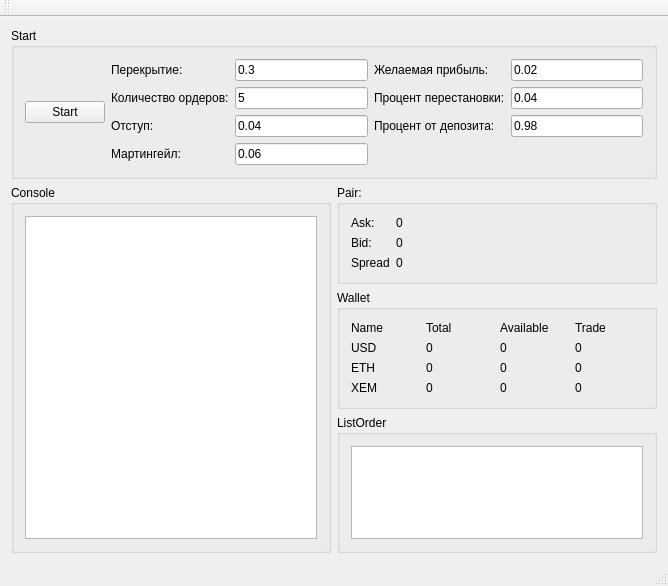
First picture: the form in mainwindow.ui, repository chiterelk/BotLivecoin, before the edit.
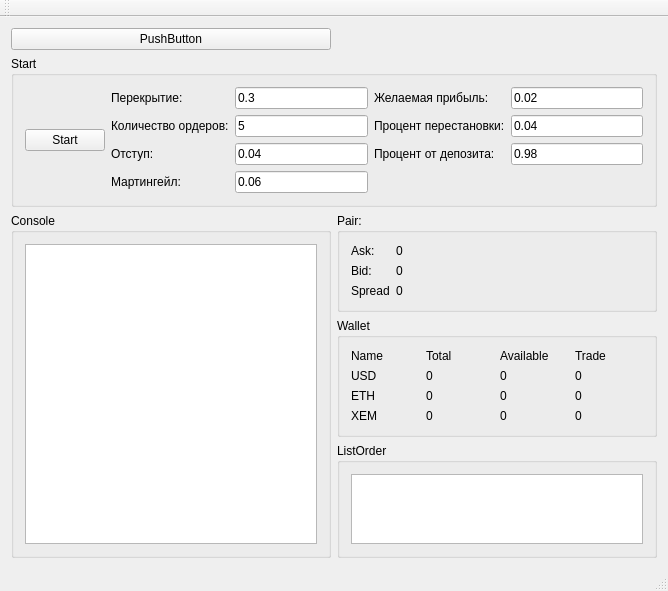
Second picture: the form after the edit.

Diff of the .ui file:
```diff
--- a/mainwindow.ui
+++ b/mainwindow.ui
@@ -15,125 +15,7 @@
   </property>
   <widget class="QWidget" name="centralWidget">
    <layout class="QGridLayout" name="gridLayout_4">
-    <item row="0" column="0" colspan="2">
-     <widget class="QGroupBox" name="groupBox_5">
-      <property name="title">
-       <string>Start</string>
-      </property>
-      <layout class="QHBoxLayout" name="horizontalLayout">
-       <item>
-        <widget class="QPushButton" name="pushButton">
-         <property name="text">
-          <string>Start</string>
-         </property>
-        </widget>
-       </item>
-       <item>
-        <layout class="QGridLayout" name="gridLayout_3">
-         <item row="0" column="0">
-          <widget class="QLabel" name="label_2">
-           <property name="text">
-            <string>Перекрытие:</string>
-           </property>
-          </widget>
-         </item>
-         <item row="0" column="1">
-          <widget class="QLineEdit" name="lineEditPerekritie">
-           <property name="text">
-            <string>0.3</string>
-           </property>
-          </widget>
-         </item>
-         <item row="0" column="2">
-          <widget class="QLabel" name="label_13">
-           <property name="text">
-            <string>Желаемая прибыль:</string>
-           </property>
-          </widget>
-         </item>
-         <item row="0" column="3">
-          <widget class="QLineEdit" name="lineEditProfit">
-           <property name="text">
-            <string>0.02</string>
-           </property>
-          </widget>
-         </item>
-         <item row="1" column="0">
-          <widget class="QLabel" name="label_4">
-           <property name="text">
-            <string>Количество ордеров:</string>
-           </property>
-          </widget>
-         </item>
-         <item row="1" column="1">
-          <widget class="QLineEdit" name="lineEditNumberOrders">
-           <property name="text">
-            <string>5</string>
-           </property>
-          </widget>
-         </item>
-         <item row="1" column="2">
-          <widget class="QLabel" name="label_14">
-           <property name="text">
-            <string>Процент перестановки:</string>
-           </property>
-          </widget>
-         </item>
-         <item row="1" column="3">
-          <widget class="QLineEdit" name="lineEditProcent">
-           <property name="text">
-            <string>0.04</string>
-           </property>
-          </widget>
-         </item>
-         <item row="2" column="0">
-          <widget class="QLabel" name="label_6">
-           <property name="text">
-            <string>Отступ:</string>
-           </property>
-          </widget>
-         </item>
-         <item row="2" column="1">
-          <widget class="QLineEdit" name="lineEditOtstup">
-           <property name="text">
-            <string>0.04</string>
-           </property>
-          </widget>
-         </item>
-         <item row="2" column="2">
-          <widget class="QLabel" name="label_16">
-           <property name="text">
-            <string>Процент от депозита:</string>
-           </property>
-          </widget>
-         </item>
-         <item row="2" column="3">
-          <widget class="QLineEdit" name="lineEdit_deposit">
-           <property name="text">
-            <string>0.98</string>
-           </property>
-          </widget>
-         </item>
-         <item row="3" column="0">
-          <widget class="QLabel" name="label_12">
-           <property name="text">
-            <string>Мартингейл:</string>
-           </property>
-          </widget>
-         </item>
-         <item row="3" column="1">
-          <widget class="QLineEdit" name="lineEditMartingaile">
-           <property name="text">
-            <string>0.06</string>
-           </property>
-          </widget>
-         </item>
-        </layout>
-       </item>
-      </layout>
-     </widget>
-    </item>
-    <item row="1" column="0" rowspan="3">
+    <item row="2" column="0" rowspan="3">
      <widget class="QGroupBox" name="groupBox_4">
       <property name="title">
        <string>Console</string>
@@ -145,7 +27,7 @@
       </layout>
      </widget>
     </item>
-    <item row="1" column="1">
+    <item row="2" column="1">
      <widget class="QGroupBox" name="groupBox">
       <property name="title">
        <string>Pair:</string>
@@ -196,7 +78,7 @@
       </layout>
      </widget>
     </item>
-    <item row="2" column="1">
+    <item row="3" column="1">
      <widget class="QGroupBox" name="groupBox_2">
       <property name="title">
        <string>Wallet</string>
@@ -317,7 +199,7 @@
       </layout>
      </widget>
     </item>
-    <item row="3" column="1">
+    <item row="4" column="1">
      <widget class="QGroupBox" name="groupBox_3">
       <property name="title">
        <string>ListOrder</string>
@@ -333,6 +215,131 @@
       </layout>
      </widget>
     </item>
+    <item row="1" column="0" colspan="2">
+     <widget class="QGroupBox" name="groupBox_5">
+      <property name="title">
+       <string>Start</string>
+      </property>
+      <layout class="QHBoxLayout" name="horizontalLayout">
+       <item>
+        <widget class="QPushButton" name="pushButton">
+         <property name="text">
+          <string>Start</string>
+         </property>
+        </widget>
+       </item>
+       <item>
+        <layout class="QGridLayout" name="gridLayout_3">
+         <item row="0" column="0">
+          <widget class="QLabel" name="label_2">
+           <property name="text">
+            <string>Перекрытие:</string>
+           </property>
+          </widget>
+         </item>
+         <item row="0" column="1">
+          <widget class="QLineEdit" name="lineEditPerekritie">
+           <property name="text">
+            <string>0.3</string>
+           </property>
+          </widget>
+         </item>
+         <item row="0" column="2">
+          <widget class="QLabel" name="label_13">
+           <property name="text">
+            <string>Желаемая прибыль:</string>
+           </property>
+          </widget>
+         </item>
+         <item row="0" column="3">
+          <widget class="QLineEdit" name="lineEditProfit">
+           <property name="text">
+            <string>0.02</string>
+           </property>
+          </widget>
+         </item>
+         <item row="1" column="0">
+          <widget class="QLabel" name="label_4">
+           <property name="text">
+            <string>Количество ордеров:</string>
+           </property>
+          </widget>
+         </item>
+         <item row="1" column="1">
+          <widget class="QLineEdit" name="lineEditNumberOrders">
+           <property name="text">
+            <string>5</string>
+           </property>
+          </widget>
+         </item>
+         <item row="1" column="2">
+          <widget class="QLabel" name="label_14">
+           <property name="text">
+            <string>Процент перестановки:</string>
+           </property>
+          </widget>
+         </item>
+         <item row="1" column="3">
+          <widget class="QLineEdit" name="lineEditProcent">
+           <property name="text">
+            <string>0.04</string>
+           </property>
+          </widget>
+         </item>
+         <item row="2" column="0">
+          <widget class="QLabel" name="label_6">
+           <property name="text">
+            <string>Отступ:</string>
+           </property>
+          </widget>
+         </item>
+         <item row="2" column="1">
+          <widget class="QLineEdit" name="lineEditOtstup">
+           <property name="text">
+            <string>0.04</string>
+           </property>
+          </widget>
+         </item>
+         <item row="2" column="2">
+          <widget class="QLabel" name="label_16">
+           <property name="text">
+            <string>Процент от депозита:</string>
+           </property>
+          </widget>
+         </item>
+         <item row="2" column="3">
+          <widget class="QLineEdit" name="lineEdit_deposit">
+           <property name="text">
+            <string>0.98</string>
+           </property>
+          </widget>
+         </item>
+         <item row="3" column="0">
+          <widget class="QLabel" name="label_12">
+           <property name="text">
+            <string>Мартингейл:</string>
+           </property>
+          </widget>
+         </item>
+         <item row="3" column="1">
+          <widget class="QLineEdit" name="lineEditMartingaile">
+           <property name="text">
+            <string>0.06</string>
+           </property>
+          </widget>
+         </item>
+        </layout>
+       </item>
+      </layout>
+     </widget>
+    </item>
+    <item row="0" column="0">
+     <widget class="QPushButton" name="pushButton_2">
+      <property name="text">
+       <string>PushButton</string>
+      </property>
+     </widget>
+    </item>
    </layout>
   </widget>
   <widget class="QMenuBar" name="menuBar">
```
